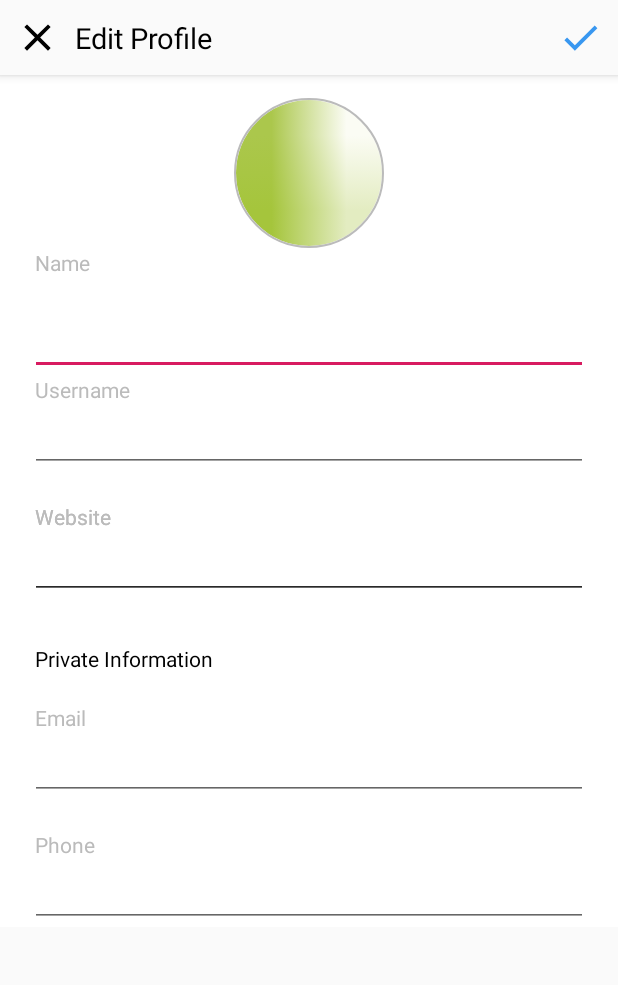
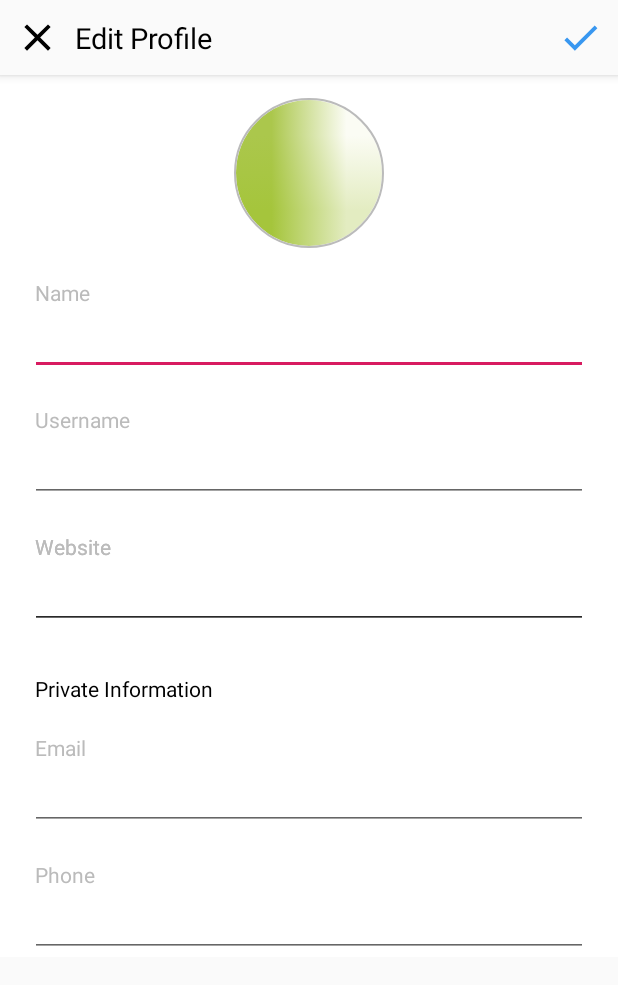
Before and after one commit to kurumbus/kotlin-instagram-clone, an Android app: the EditProfileActivity screen opened directly, with no data from a screen before it, on a phone screen of 412 x 824 dp. Shown: the top 985 px of the screen. Run offline under Robolectric (Android 15) with nearby library versions, the phone set to English and light mode, and no system bars; our stand-ins replace CircleImageView.

Commit message:
profile edit inputs

```diff
--- a/app/src/main/res/layout/activity_edit_profile.xml
+++ b/app/src/main/res/layout/activity_edit_profile.xml
@@ -56,124 +56,81 @@
                                                       app:civ_border_color="@color/grey"
 
         />
-        <TextView android:layout_width="match_parent"
-                  android:layout_height="wrap_content"
+        <TextView style="@style/edit_profile_label"
                   android:text="Name"
                   android:id="@+id/name_label"
                   app:layout_constraintTop_toBottomOf="@id/profile_image"
-                  android:layout_marginStart="23dp"
                   android:labelFor="@id/name_input"
-                  android:textColor="@color/grey"
         />
-        <EditText android:layout_marginTop="20dp"
-                  android:layout_width="match_parent"
-                  android:layout_height="wrap_content"
+        <EditText style="@style/edit_profile_input"
                   android:id="@+id/name_input"
                   app:layout_constraintTop_toBottomOf="@id/name_label"
-                  android:layout_marginStart="20dp"
-                  android:layout_marginEnd="20dp"
                   android:inputType="text"/>
 
-        <TextView android:layout_width="match_parent"
-                  android:layout_height="wrap_content"
+        <TextView style="@style/edit_profile_label"
                   android:text="Username"
                   android:id="@+id/username_label"
                   app:layout_constraintTop_toBottomOf="@id/name_input"
-                  android:layout_marginStart="23dp"
                   android:labelFor="@id/username_input"
-                  android:textColor="@color/grey"
         />
-        <EditText android:layout_width="match_parent"
-                  android:layout_height="wrap_content"
+        <EditText style="@style/edit_profile_input"
                   android:id="@+id/username_input"
                   app:layout_constraintTop_toBottomOf="@id/username_label"
-                  android:layout_marginStart="20dp"
-                  android:layout_marginEnd="20dp"
                   android:inputType="text"/>
 
-        <TextView android:layout_marginTop="20dp"
-                  android:layout_width="match_parent"
-                  android:layout_height="wrap_content"
+        <TextView style="@style/edit_profile_label"
                   android:text="Website"
                   android:id="@+id/website_label"
                   app:layout_constraintTop_toBottomOf="@id/username_input"
-                  android:layout_marginStart="23dp"
                   android:labelFor="@id/website_input"
-                  android:textColor="@color/grey"
         />
-        <EditText android:layout_width="match_parent"
-                  android:layout_height="wrap_content"
+        <EditText style="@style/edit_profile_input"
                   android:id="@+id/website_input"
                   app:layout_constraintTop_toBottomOf="@id/website_label"
-                  android:layout_marginStart="20dp"
-                  android:layout_marginEnd="20dp"
                   android:inputType="text"
         />
 
-        <TextView android:layout_marginTop="20dp"
-                  android:layout_width="match_parent"
-                  android:layout_height="wrap_content"
+        <TextView style="@style/edit_profile_label"
                   android:text="Website"
                   android:id="@+id/bio_label"
                   app:layout_constraintTop_toBottomOf="@id/username_input"
-                  android:layout_marginStart="23dp"
                   android:labelFor="@id/bio_input"
-                  android:textColor="@color/grey"
         />
-        <EditText android:layout_width="match_parent"
-                  android:layout_height="wrap_content"
+        <EditText style="@style/edit_profile_input"
                   android:id="@+id/bio_input"
                   app:layout_constraintTop_toBottomOf="@id/bio_label"
-                  android:layout_marginStart="20dp"
-                  android:layout_marginEnd="20dp"
                   android:inputType="text"
         />
 
         <TextView android:layout_marginTop="30dp"
-                  android:layout_width="match_parent"
-                  android:layout_height="wrap_content"
+                  style="@style/edit_profile_label"
                   android:text="Private Information"
                   android:id="@+id/private_info_text"
                   app:layout_constraintTop_toBottomOf="@id/bio_input"
-                  android:layout_marginStart="23dp"
                   android:textColor="@color/black"
         />
 
-        <TextView android:layout_marginTop="20dp"
-                  android:layout_width="match_parent"
-                  android:layout_height="wrap_content"
+        <TextView style="@style/edit_profile_label"
                   android:text="Email"
                   android:id="@+id/email_label"
                   app:layout_constraintTop_toBottomOf="@id/private_info_text"
-                  android:layout_marginStart="23dp"
                   android:labelFor="@id/bio_input"
-                  android:textColor="@color/grey"
         />
-        <EditText android:layout_width="match_parent"
-                  android:layout_height="wrap_content"
+        <EditText style="@style/edit_profile_input"
                   android:id="@+id/email_input"
                   app:layout_constraintTop_toBottomOf="@id/email_label"
-                  android:layout_marginStart="20dp"
-                  android:layout_marginEnd="20dp"
                   android:inputType="textEmailAddress"
         />
 
-        <TextView android:layout_marginTop="20dp"
-                  android:layout_width="match_parent"
-                  android:layout_height="wrap_content"
+        <TextView style="@style/edit_profile_label"
                   android:text="Phone"
                   android:id="@+id/phone_label"
                   app:layout_constraintTop_toBottomOf="@id/email_input"
-                  android:layout_marginStart="23dp"
                   android:labelFor="@id/phone_input"
-                  android:textColor="@color/grey"
         />
-        <EditText android:layout_width="match_parent"
-                  android:layout_height="wrap_content"
+        <EditText style="@style/edit_profile_input"
                   android:id="@+id/phone_input"
                   app:layout_constraintTop_toBottomOf="@id/phone_label"
-                  android:layout_marginStart="20dp"
-                  android:layout_marginEnd="20dp"
                   android:inputType="phone"
         />
     </androidx.constraintlayout.widget.ConstraintLayout>
--- a/app/src/main/res/values/styles.xml
+++ b/app/src/main/res/values/styles.xml
@@ -46,13 +46,14 @@
     <style name="edit_profile_input">
         <item name="android:layout_width">match_parent</item>
         <item name="android:layout_height">wrap_content</item>
-        <item name="android:layout_marginTop">20dp</item>
         <item name="android:layout_marginStart">20dp</item>
+        <item name="android:layout_marginEnd">20dp</item>
     </style>
     <style name="edit_profile_label">
         <item name="android:layout_width">match_parent</item>
         <item name="android:layout_height">wrap_content</item>
         <item name="android:layout_marginStart">23dp</item>
+        <item name="android:layout_marginTop">20dp</item>
         <item name="android:textColor">@color/grey</item>
     </style>
 </resources>
```
